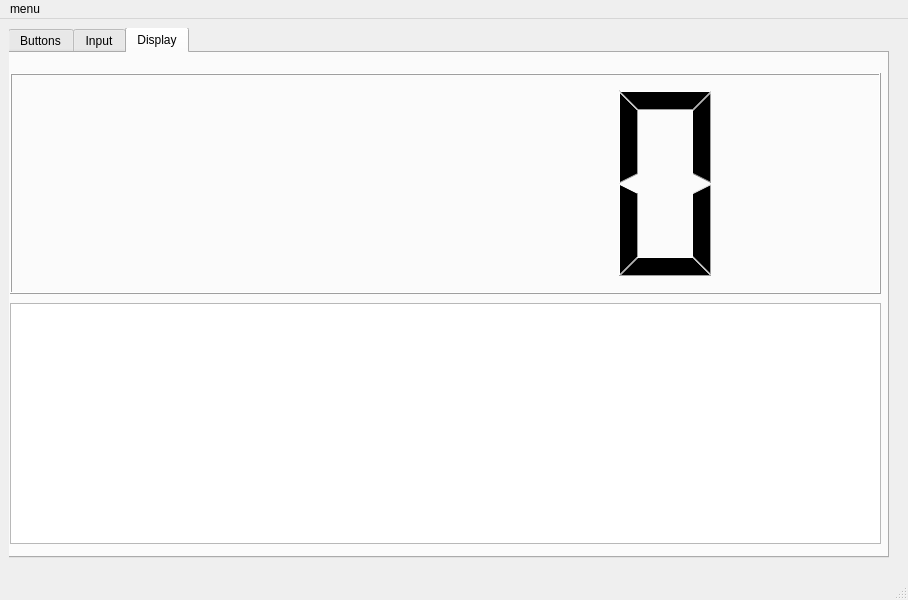
Old version of the form Helloworld/form.ui in the repository gurulinuxer/PyQt.
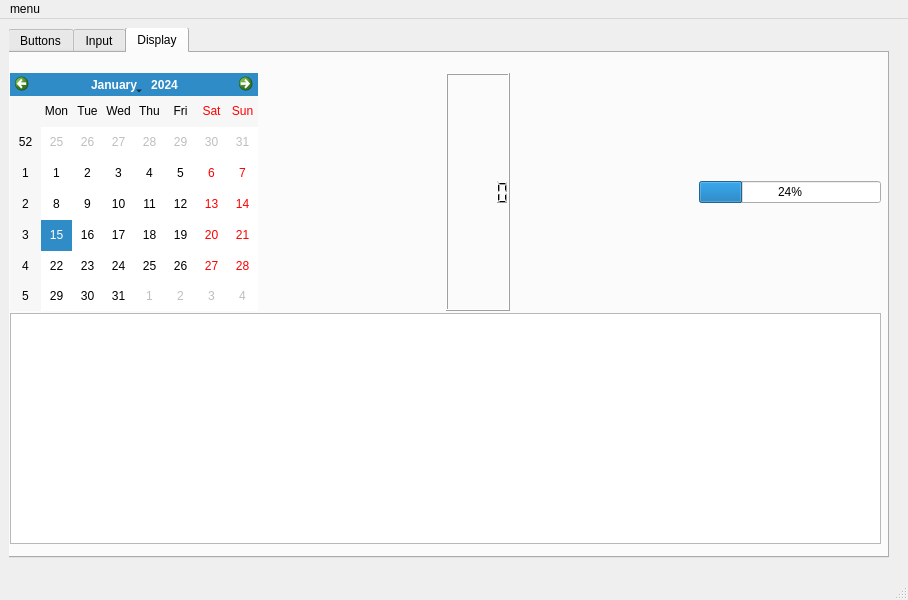
New version of the form. The open tabs and pages were chosen to show the change.

Patch:
```diff
--- a/Helloworld/form.ui
+++ b/Helloworld/form.ui
@@ -402,22 +402,58 @@
                  <x>0</x>
                  <y>20</y>
                  <width>871</width>
-                 <height>221</height>
+                 <height>238</height>
                 </rect>
                </property>
                <layout class="QHBoxLayout" name="horizontalLayout">
+                <item>
+                 <widget class="QCalendarWidget" name="calendarWidget"/>
+                </item>
+                <item>
+                 <spacer name="horizontalSpacer_4">
+                  <property name="orientation">
+                   <enum>Qt::Orientation::Horizontal</enum>
+                  </property>
+                  <property name="sizeHint" stdset="0">
+                   <size>
+                    <width>40</width>
+                    <height>20</height>
+                   </size>
+                  </property>
+                 </spacer>
+                </item>
                 <item>
                  <widget class="QLCDNumber" name="lcdNumber"/>
                 </item>
+                <item>
+                 <spacer name="horizontalSpacer_5">
+                  <property name="orientation">
+                   <enum>Qt::Orientation::Horizontal</enum>
+                  </property>
+                  <property name="sizeHint" stdset="0">
+                   <size>
+                    <width>40</width>
+                    <height>20</height>
+                   </size>
+                  </property>
+                 </spacer>
+                </item>
+                <item>
+                 <widget class="QProgressBar" name="progressBar">
+                  <property name="value">
+                   <number>24</number>
+                  </property>
+                 </widget>
+                </item>
                </layout>
               </widget>
               <widget class="QTextBrowser" name="textBrowser_display">
                <property name="geometry">
                 <rect>
                  <x>0</x>
-                 <y>250</y>
+                 <y>260</y>
                  <width>871</width>
-                 <height>241</height>
+                 <height>231</height>
                 </rect>
                </property>
               </widget>
```
Left out of the diff: 25 changed lines with no effect on the pictures.
